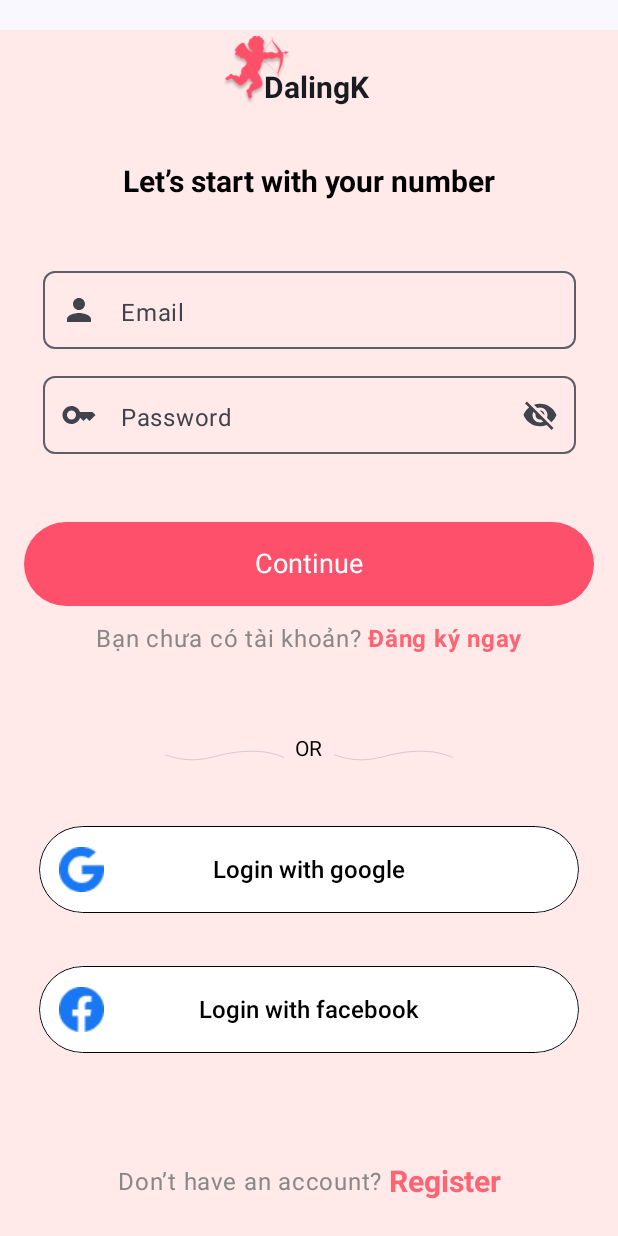
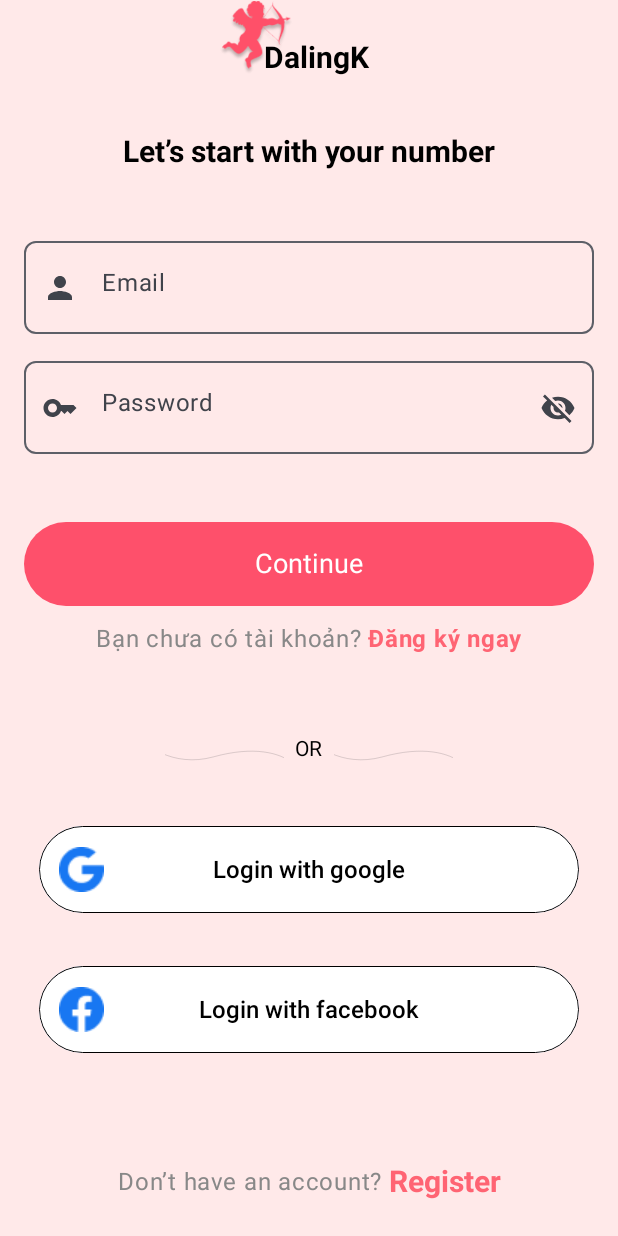
Before and after one commit to kiet7732/DalingKapp, an Android app built with Jetpack Compose: the screen it shows after launch (MainActivity), after a tap on "Login with Gmail", on a phone screen of 412 x 824 dp. Run offline under Robolectric (Android 15) with nearby library versions, the light colour scheme and no system bars; our stand-ins replace Firebase (no records; nobody signed in at launch, a user with empty details on screens opened directly); libraries missing offline, so code that uses them is left out: com.cloudinary, com.cloudinary.android; 3 statements that could not run were skipped.

Commit message:
UpDate/SystemBars-ColorText

```diff
--- a/app/build.gradle.kts
+++ b/app/build.gradle.kts
@@ -12,8 +12,8 @@ android {
 
     defaultConfig {
         applicationId = "com.example.dalingk"
-        minSdk = 35
-        targetSdk = 35
+        minSdk = 30
+        targetSdk = 34
         versionCode = 1
         versionName = "1.0"
 
--- a/app/src/main/java/com/example/dalingk/auth/LoginGmail.kt
+++ b/app/src/main/java/com/example/dalingk/auth/LoginGmail.kt
@@ -30,6 +30,7 @@ import androidx.compose.foundation.shape.CircleShape
 import androidx.compose.foundation.shape.RoundedCornerShape
 import androidx.compose.foundation.text.KeyboardActions
 import androidx.compose.foundation.text.KeyboardOptions
+import androidx.compose.material.TextFieldDefaults
 import androidx.compose.material.icons.Icons
 import androidx.compose.material.icons.filled.Key
 import androidx.compose.material.icons.filled.Person
@@ -235,7 +236,6 @@ fun PhoneNumberInput(
         BtnLogin("facebook")
     }
 }
-
 @Composable
 fun CustomOutlinedTextField(
     value: String,
@@ -247,10 +247,9 @@ fun CustomOutlinedTextField(
     val keyboardController = LocalSoftwareKeyboardController.current
     var isShowPassword by remember { mutableStateOf(false) }
 
-    // Sử dụng Modifier.pointerInput để lắng nghe sự kiện nhấn bên ngoài
     val modifier = Modifier.pointerInput(Unit) {
         detectTapGestures {
-            keyboardController?.hide() // Ẩn bàn phím khi nhấn ra ngoài
+            keyboardController?.hide()
         }
     }
 
@@ -264,8 +263,7 @@ fun CustomOutlinedTextField(
         ),
         label = { Text(label) },
         placeholder = { Text(text = placeholder) },
-        leadingIcon =
-        {
+        leadingIcon = {
             Icon(
                 imageVector = if (isPassword) Icons.Filled.Key else Icons.Filled.Person,
                 contentDescription = null
@@ -279,8 +277,8 @@ fun CustomOutlinedTextField(
             onDone = { keyboardController?.hide() }
         ),
         modifier = modifier
-            .width(355.dp)
-            .height(60.dp),
+            .width(395.dp)
+            .height(70.dp),
         shape = RoundedCornerShape(8.dp),
         trailingIcon = if (isPassword) {
             {
@@ -292,10 +290,10 @@ fun CustomOutlinedTextField(
                 }
             }
         } else null,
-        visualTransformation = if (isPassword && !isShowPassword) PasswordVisualTransformation() else VisualTransformation.None
+        visualTransformation = if (isPassword && !isShowPassword) PasswordVisualTransformation() else VisualTransformation.None,
+
     )
 }
-
 
 @Composable
 fun BtnLogin(text: String) {
--- a/app/src/main/java/com/example/dalingk/components/TopBar.kt
+++ b/app/src/main/java/com/example/dalingk/components/TopBar.kt
@@ -10,10 +10,13 @@ import androidx.compose.foundation.layout.Arrangement
 import androidx.compose.foundation.layout.Box
 import androidx.compose.foundation.layout.Row
 import androidx.compose.foundation.layout.Spacer
+import androidx.compose.foundation.layout.WindowInsets
+import androidx.compose.foundation.layout.asPaddingValues
 import androidx.compose.foundation.layout.fillMaxSize
 import androidx.compose.foundation.layout.fillMaxWidth
 import androidx.compose.foundation.layout.padding
 import androidx.compose.foundation.layout.size
+import androidx.compose.foundation.layout.systemBars
 import androidx.compose.foundation.layout.width
 import androidx.compose.foundation.shape.CircleShape
 import androidx.compose.foundation.shape.RoundedCornerShape
@@ -93,7 +96,8 @@ fun TopBarU(modifier : Modifier = Modifier) {
     Row(
         modifier = modifier
             .fillMaxWidth()
-            .padding(horizontal = 16.dp, vertical = 5.dp),
+            .padding(horizontal = 16.dp, vertical = 5.dp)
+            .padding(WindowInsets.systemBars.asPaddingValues()),
         verticalAlignment = Alignment.CenterVertically,
         horizontalArrangement = Arrangement.SpaceBetween
     ) {
--- a/app/src/main/java/com/example/dalingk/navigation/MainActivity.kt
+++ b/app/src/main/java/com/example/dalingk/navigation/MainActivity.kt
@@ -65,6 +65,7 @@ class MainActivity : ComponentActivity() {
     override fun onCreate(savedInstanceState: Bundle?) {
         super.onCreate(savedInstanceState)
         enableEdgeToEdge()
+
         setContent {
             DalingKTheme {
                 Surface(
@@ -142,9 +143,8 @@ fun AppNavigation() {
     if (!isChecking) {
         Column(
             modifier = Modifier
-                .padding(top = 20.dp)
                 .fillMaxSize()
-                .background(Color(0xFFFFF5F5))
+                .background(Color(0xFFFFE9E9))
         ) {
             NavHost(navController = navController, startDestination = startDestination) {
                 composable(Routes.TrailerScreen) {
@@ -200,7 +200,7 @@ fun AppNavigation() {
         Column(
             modifier = Modifier
                 .fillMaxSize()
-                .background(Color(0xFFFFF5F5)),
+                .background(Color(0xFFFFE9E9)),
             horizontalAlignment = Alignment.CenterHorizontally,
             verticalArrangement = Arrangement.Center
         ) {
--- a/app/src/main/java/com/example/dalingk/screens/ChatList.kt
+++ b/app/src/main/java/com/example/dalingk/screens/ChatList.kt
@@ -126,10 +126,11 @@ fun ChatListUI(
                     Text(
                         text = "Hãy match để tìm kiếm bạn chat nhé!",
                         style = MaterialTheme.typography.bodyMedium.copy(
-                            fontSize = 18.sp
+                            fontSize = 20.sp
                         ),
                         textAlign = TextAlign.Center, // Canh giữa văn bản
                         fontWeight = FontWeight.Bold,
+                        color = Color.Black
                     )
                 }
             }
--- a/app/src/main/java/com/example/dalingk/screens/IntroUI.kt
+++ b/app/src/main/java/com/example/dalingk/screens/IntroUI.kt
@@ -14,11 +14,15 @@ import androidx.compose.foundation.layout.Column
 import androidx.compose.foundation.layout.PaddingValues
 import androidx.compose.foundation.layout.Row
 import androidx.compose.foundation.layout.Spacer
+import androidx.compose.foundation.layout.WindowInsets
+import androidx.compose.foundation.layout.asPaddingValues
 import androidx.compose.foundation.layout.fillMaxSize
 import androidx.compose.foundation.layout.fillMaxWidth
 import androidx.compose.foundation.layout.offset
 import androidx.compose.foundation.layout.padding
 import androidx.compose.foundation.layout.size
+import androidx.compose.foundation.layout.statusBars
+import androidx.compose.foundation.layout.systemBars
 import androidx.compose.foundation.layout.width
 import androidx.compose.material3.Button
 import androidx.compose.material3.ButtonDefaults
@@ -41,6 +45,7 @@ import androidx.compose.ui.unit.Dp
 import androidx.compose.ui.unit.TextUnit
 import androidx.compose.ui.unit.dp
 import androidx.compose.ui.unit.sp
+import androidx.core.view.WindowCompat
 import androidx.lifecycle.viewmodel.compose.viewModel
 import androidx.navigation.NavController
 import com.example.dalingk.auth.PhoneNumberInput
@@ -53,6 +58,9 @@ import data.repository.AuthViewModel
 class IntroUI : ComponentActivity() {
     override fun onCreate(savedInstanceState: Bundle?) {
         super.onCreate(savedInstanceState)
+
+
+
         enableEdgeToEdge()
         setContent {
             DalingKTheme {
@@ -61,7 +69,7 @@ class IntroUI : ComponentActivity() {
                     color = MaterialTheme.colorScheme.background
                 )
                 {
-                    IntroUi()
+//                    LoginScreen()
                 }
             }
         }
@@ -69,7 +77,7 @@ class IntroUI : ComponentActivity() {
 }
 
 @Composable
-fun LoginScreen(navController: NavController, currentScreen: String? = null,context: Context) {
+fun LoginScreen(navController: NavController, currentScreen: String? = null, context: Context) {
 
     Column(
         horizontalAlignment = Alignment.CenterHorizontally,
@@ -77,6 +85,7 @@ fun LoginScreen(navController: NavController, currentScreen: String? = null,cont
         modifier = Modifier
             .fillMaxSize()
             .background(Color(0xFFFFE9E9))
+            .padding(WindowInsets.systemBars.asPaddingValues())
     ) {
         val authViewModel = viewModel<AuthViewModel>()
         // Logo
@@ -103,7 +112,9 @@ fun LoginScreen(navController: NavController, currentScreen: String? = null,cont
             RegisterScreen(
                 viewModel = authViewModel,
                 navController = navController,
-                onBack = { screenState = Routes.InputLogin }, // Quay lại màn hình nhập số điện thoại
+                onBack = {
+                    screenState = Routes.InputLogin
+                }, // Quay lại màn hình nhập số điện thoại
                 onSuccess = { navController.navigate(Routes.InputDetail) }, // Thêm callback mới
                 context
             )
@@ -164,7 +175,6 @@ fun CustomLogo(
             contentDescription = "Cupid Arrow Logo",
             modifier = Modifier
                 .size(logoSize)
-                .padding(top = 4.dp)
         )
         // Text
         Text(
@@ -172,7 +182,8 @@ fun CustomLogo(
             style = TextStyle(fontSize = textSize, fontWeight = FontWeight.Bold),
             modifier = Modifier
                 .align(Alignment.Bottom)
-                .offset(x = textOffset)
+                .offset(x = textOffset),
+            color = Color.Black
         )
     }
 }
@@ -180,7 +191,7 @@ fun CustomLogo(
 
 @Preview(showBackground = true)
 @Composable
-fun IntroUi() {
+fun IntroUio() {
     DalingKTheme {
 //        LoginScreen()
 //        CustomLogo()
--- a/app/src/main/java/com/example/dalingk/ui/theme/Theme.kt
+++ b/app/src/main/java/com/example/dalingk/ui/theme/Theme.kt
@@ -9,28 +9,21 @@ import androidx.compose.material3.dynamicDarkColorScheme
 import androidx.compose.material3.dynamicLightColorScheme
 import androidx.compose.material3.lightColorScheme
 import androidx.compose.runtime.Composable
+import androidx.compose.ui.graphics.Color
 import androidx.compose.ui.platform.LocalContext
 
-private val DarkColorScheme = darkColorScheme(
-    primary = Purple80,
-    secondary = PurpleGrey80,
-    tertiary = Pink80
+private val LightColorScheme = lightColorScheme(
+    primary = Color(0xFFFF6473),
+    onPrimary = Color.Black,
+    background = Color(0xFFFFF5F5),
+    onBackground = Color.Black
 )
 
-private val LightColorScheme = lightColorScheme(
-    primary = Purple40,
-    secondary = PurpleGrey40,
-    tertiary = Pink40
-
-    /* Other default colors to override
-    background = Color(0xFFFFFBFE),
-    surface = Color(0xFFFFFBFE),
+private val DarkColorScheme = darkColorScheme(
+    primary = Color(0xFFFF6473),
     onPrimary = Color.White,
-    onSecondary = Color.White,
-    onTertiary = Color.White,
-    onBackground = Color(0xFF1C1B1F),
-    onSurface = Color(0xFF1C1B1F),
-    */
+    background = Color(0xFF121212),
+    onBackground = Color.White
 )
 
 @Composable
```
Also changed, not shown: app/src/main/java/com/example/dalingk/components/detailUser/ProfileScreen.kt (+9 -5 lines), app/src/main/java/com/example/dalingk/screens/AvatarDetailScreen.kt (+5 -2 lines).
